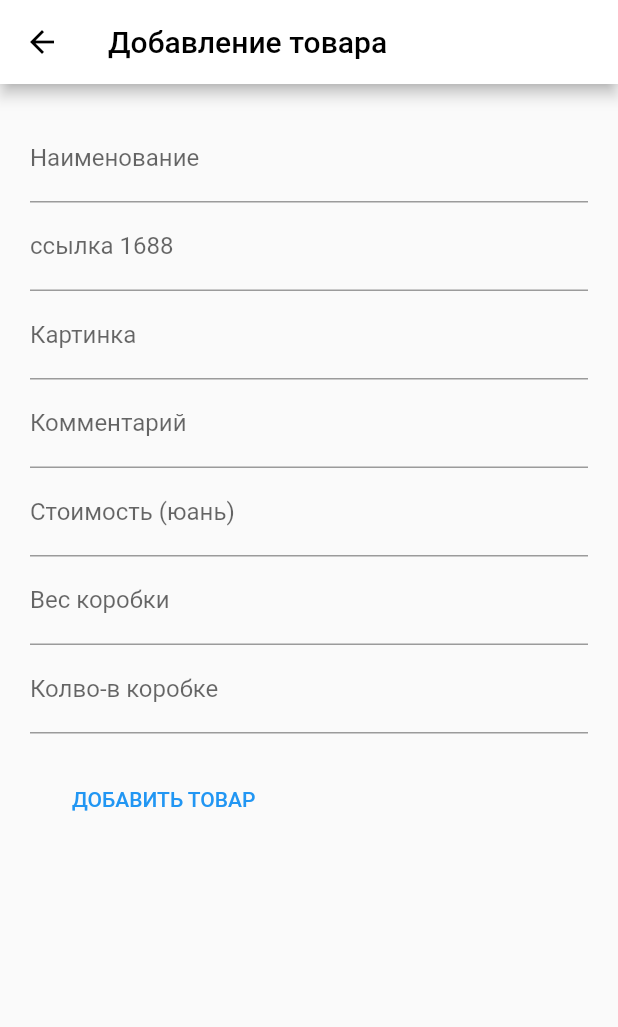
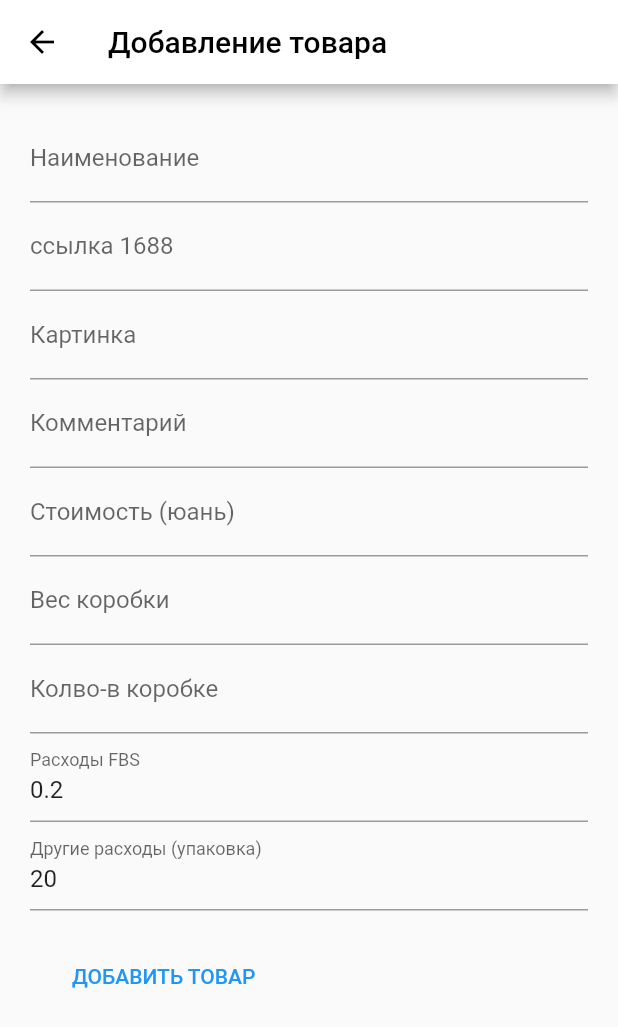
Before and after one commit to chauzov1995/ozondiller, a Flutter app: the addnewtovar screen opened directly, on a phone screen of 412 x 824 dp. Shown: the top 1027 px of the screen. Run offline on Flutter 3.47's test engine with Material 2 defaults, Android fonts, the light colour scheme and no system bars; our stand-ins replace data_table_2; missing offline and left inert: mysql1.

```diff
--- a/ozondiller/lib/addnewtovar.dart
+++ b/ozondiller/lib/addnewtovar.dart
@@ -30,6 +30,8 @@ class _addnewtovarState extends State<addnewtovar> {
   TextEditingController controllerkomment = TextEditingController();
   TextEditingController controllerves = TextEditingController();
   TextEditingController controllerkolvo = TextEditingController();
+  TextEditingController controllerfbs = TextEditingController(text: '0.2');
+  TextEditingController controllerdrugireash = TextEditingController(text: '20');
 
 
   @override
@@ -87,6 +89,19 @@ class _addnewtovarState extends State<addnewtovar> {
                 ),
                 controller: controllerkolvo,
               ),
+              TextField(
+                decoration: InputDecoration(
+                  labelText: 'Расходы FBS',
+                ),
+
+                controller: controllerfbs,
+              ),      TextField(
+                decoration: InputDecoration(
+                  labelText: 'Другие расходы (упаковка)',
+                ),
+                controller: controllerdrugireash,
+              ),
+
 
               Container(
                 alignment: Alignment.centerLeft,
@@ -97,7 +112,7 @@ class _addnewtovarState extends State<addnewtovar> {
                     if(true) {
                       await  tehhclass.initbd();
                       var result = await tehhclass.conn!.query(
-                          'INSERT INTO `tovars`( `name`, `ssilka`, `image`, `komment`, `priceuan`, `veskorob`, `kolvovkorob`) VALUES (?, ?, ?, ?, ?, ?, ?)',
+                          'INSERT INTO `tovars`( `name`, `ssilka`, `image`, `komment`, `priceuan`, `veskorob`, `kolvovkorob`, fbs, drugierash) VALUES (?, ?, ?, ?, ?, ?, ?, ?, ?)',
                           [
                             controllername.text,
                             controllerssilk.text,
@@ -106,6 +121,8 @@ class _addnewtovarState extends State<addnewtovar> {
                             controllerprice.text,
                             controllerves.text,
                             controllerkolvo.text,
+                            controllerfbs.text,
+                            controllerdrugireash.text,
 
                           ]);
 
--- a/ozondiller/lib/cart.dart
+++ b/ozondiller/lib/cart.dart
@@ -25,6 +25,8 @@ class _cartState extends State<cart> {
   TextEditingController controllerkomment = TextEditingController();
   TextEditingController controllerves = TextEditingController();
   TextEditingController controllerkolvo = TextEditingController();
+  TextEditingController controllerfbs = TextEditingController();
+  TextEditingController controllerdrugierash = TextEditingController();
 
   @override
   void initState() {
@@ -37,6 +39,8 @@ class _cartState extends State<cart> {
     controllerkomment.text = widget.tovar.komment!;
     controllerves.text = widget.tovar.veskorob.toString();
     controllerkolvo.text = widget.tovar.kolvovkorob.toString();
+    controllerfbs.text = widget.tovar.fbs.toString();
+    controllerdrugierash.text = widget.tovar.drugierash.toString();
   }
 
   @override
@@ -121,6 +125,20 @@ class _cartState extends State<cart> {
                           labelText: 'Колво-в коробке',
                         ),
                         controller: controllerkolvo,
+                      ),
+                      TextFormField(
+                        //initialValue: widget.tovar.kolvovkorob.toString(),
+                        decoration: InputDecoration(
+                          labelText: 'Расходы FBS',
+                        ),
+                        controller: controllerfbs,
+                      ),
+                      TextFormField(
+                        //initialValue: widget.tovar.kolvovkorob.toString(),
+                        decoration: InputDecoration(
+                          labelText: 'Другие расходы (упаковка)',
+                        ),
+                        controller: controllerdrugierash,
                       ),
                       SizedBox(height: 20,),
                       Wrap(
@@ -215,7 +233,7 @@ class _cartState extends State<cart> {
                             if (true) {
                               await tehhclass.initbd();
                               var result = await tehhclass.conn!.query(
-                                  'UPDATE `tovars` SET `name`=?, `ssilka`=?,`image`=?, `komment`=?, `priceuan`=?, `veskorob`=?, `kolvovkorob`=? WHERE id=?',
+                                  'UPDATE `tovars` SET `name`=?, `ssilka`=?,`image`=?, `komment`=?, `priceuan`=?, `veskorob`=?, `kolvovkorob`=?, `fbs`=?, `drugierash`=? WHERE id=?',
                                   [
                                     controllername.text,
                                     controllerssilk.text,
@@ -224,6 +242,8 @@ class _cartState extends State<cart> {
                                     controllerprice.text,
                                     controllerves.text,
                                     controllerkolvo.text,
+                                    controllerfbs.text,
+                                    controllerdrugierash.text,
                                     widget.tovar.id!,
                                   ]);
 
--- /dev/null
+++ b/ozondiller/lib/settingsClass.dart
@@ -0,0 +1,76 @@
+// To parse this JSON data, do
+//
+//     final settingsClass = settingsClassFromJson(jsonString);
+
+import 'dart:convert';
+
+import 'package:mysql1/mysql1.dart';
+
+SettingsClass settingsClassFromJson(String str) => SettingsClass.fromJson(json.decode(str));
+
+String settingsClassToJson(SettingsClass data) => json.encode(data.toJson());
+
+class SettingsClass {
+  SettingsClass({
+    this.id,
+    this.dostavkakitay,
+    this.oreshotka,
+    this.dostavkapricezakg,
+    this.dostavkasdek,
+    this.uslugidostav,
+    this.strahovka,
+    this.kursuuanb,
+    this.kursdollar,
+    this.reklama,
+  });
+
+  int? id;
+  double? dostavkakitay;
+  double? oreshotka;
+  double? dostavkapricezakg;
+  double? dostavkasdek;
+  double? uslugidostav;
+  double? strahovka;
+  double? kursuuanb;
+  double? kursdollar;
+  double? reklama;
+
+  factory SettingsClass.fromJson(Map<String, dynamic> json) => SettingsClass(
+    id: json["id"],
+    dostavkakitay: json["dostavkakitay"],
+    oreshotka: json["oreshotka"],
+    dostavkapricezakg: json["dostavkapricezakg"],
+    dostavkasdek: json["dostavkasdek"],
+    uslugidostav: json["uslugidostav"],
+    strahovka: json["strahovka"],
+    kursuuanb: json["kursuuanb"],
+    kursdollar: json["kursdollar"],
+    reklama: json["reklama"],
+  );
+
+  factory SettingsClass.fromMysql(ResultRow json)  => SettingsClass(
+    id: json["id"],
+    dostavkakitay: json["dostavkakitay"],
+    oreshotka: json["oreshotka"],
+    dostavkapricezakg: json["dostavkapricezakg"],
+    dostavkasdek: json["dostavkasdek"],
+    uslugidostav: json["uslugidostav"],
+    strahovka: json["strahovka"],
+    kursuuanb: json["kursuuanb"],
+    kursdollar: json["kursdollar"],
+    reklama: json["reklama"],
+  );
+
+  Map<String, dynamic> toJson() => {
+    "id": id,
+    "dostavkakitay": dostavkakitay,
+    "oreshotka": oreshotka,
+    "dostavkapricezakg": dostavkapricezakg,
+    "dostavkasdek": dostavkasdek,
+    "uslugidostav": uslugidostav,
+    "strahovka": strahovka,
+    "kursuuanb": kursuuanb,
+    "kursdollar": kursdollar,
+    "reklama": reklama,
+  };
+}
--- a/ozondiller/lib/tehhclass.dart
+++ b/ozondiller/lib/tehhclass.dart
@@ -2,13 +2,15 @@
 
 import 'package:intl/intl.dart';
 import 'package:mysql1/mysql1.dart';
+import 'package:ozondiller/settingsClass.dart';
 
 
 
 class tehhclass {
   static MySqlConnection? conn;
-  static double kursuuanb=9.7;
-  static double kursdollar=75;
+  //static double kursuuanb=11.5;//9.7;
+ // static double kursdollar=80;//75;
+  static SettingsClass? settings;
 
   static initbd() async {
     conn?.close();
--- a/ozondiller/lib/tovarClass.dart
+++ b/ozondiller/lib/tovarClass.dart
@@ -27,6 +27,8 @@ class TovarClass {
     this.konkurentprice,
     this.konkurentoborot,
     this.konkurentcountprod,
+    this.fbs,
+    this.drugierash,
   });
 
   int? id;
@@ -44,6 +46,8 @@ class TovarClass {
   double? konkurentoborot;
   int? konkurentcountprod;
   List<KonkurentClass>? konkurents;
+  double? fbs;
+  double? drugierash;
 
   factory TovarClass.fromJson(Map<String, dynamic> json) => TovarClass(
     id: json["id"],
@@ -60,6 +64,8 @@ class TovarClass {
     konkurentprice: json["konkurentprice"],
     konkurentoborot: json["konkurentoborot"],
     konkurentcountprod: json["konkurentcountprod"],
+    fbs: json["fbs"],
+    drugierash: json["drugierash"],
   );
 
   factory TovarClass.fromMysql(ResultRow json) => TovarClass(
@@ -77,6 +83,8 @@ class TovarClass {
     konkurentprice: json["konkurentprice"],
     konkurentoborot: json["konkurentoborot"],
     konkurentcountprod: json["konkurentcountprod"],
+    fbs: json["fbs"],
+    drugierash: json["drugierash"],
   );
 
   Map<String, dynamic> toJson() => {
@@ -94,5 +102,7 @@ class TovarClass {
     "konkurentprice": konkurentprice,
     "konkurentoborot": konkurentoborot,
     "konkurentcountprod": konkurentcountprod,
+    "fbs": fbs,
+    "drugierash": drugierash,
   };
 }
```
Also changed, not shown: ozondiller/lib/spistovarov.dart (+111 -96 lines).
